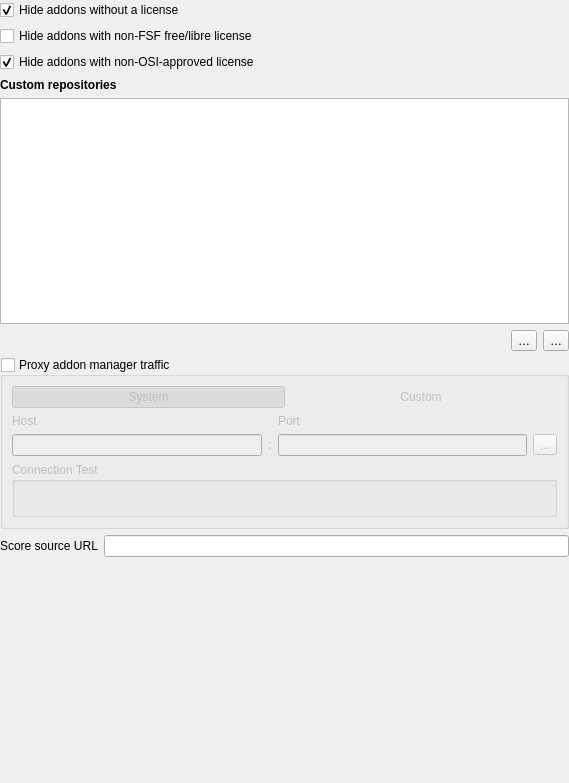
The window that AddonManagerOptions.ui (chennes/AddonManager) describes before a commit, drawn with Qt 5.
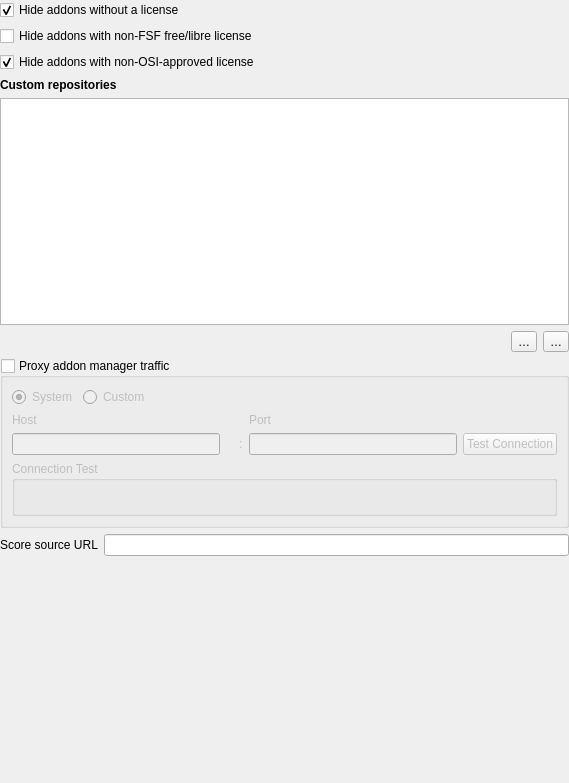
The same window after the commit. Custom widgets are drawn as their Qt base class.

Commit message: Tweak Proxy UI per reviewer comments

The edit to the form file:
```diff
--- a/AddonManagerOptions.ui
+++ b/AddonManagerOptions.ui
@@ -78,7 +78,6 @@
     <widget class="QLabel" name="label">
      <property name="font">
       <font>
-       <weight>75</weight>
        <bold>true</bold>
       </font>
      </property>
@@ -93,10 +92,10 @@
       <bool>true</bool>
      </property>
      <property name="selectionMode">
-      <enum>QAbstractItemView::SingleSelection</enum>
+      <enum>QAbstractItemView::SelectionMode::SingleSelection</enum>
      </property>
      <property name="selectionBehavior">
-      <enum>QAbstractItemView::SelectRows</enum>
+      <enum>QAbstractItemView::SelectionBehavior::SelectRows</enum>
      </property>
      <property name="sortingEnabled">
       <bool>false</bool>
@@ -108,7 +107,7 @@
      <item>
       <spacer name="horizontalSpacer">
        <property name="orientation">
-        <enum>Qt::Horizontal</enum>
+        <enum>Qt::Orientation::Horizontal</enum>
        </property>
        <property name="sizeHint" stdset="0">
         <size>
@@ -154,50 +153,48 @@
      <layout class="QVBoxLayout" name="verticalLayout_2">
       <item>
        <layout class="QHBoxLayout" name="proxyMainButtonLayout">
-        <property name="spacing">
-         <number>0</number>
-        </property>
         <item>
-         <widget class="QPushButton" name="systemProxyButton">
+         <widget class="QRadioButton" name="systemProxyButton">
           <property name="toolTip">
            <string>Use the system's proxy settings</string>
           </property>
           <property name="text">
            <string>System</string>
           </property>
-          <property name="checkable">
-           <bool>true</bool>
-          </property>
           <property name="checked">
            <bool>true</bool>
           </property>
           <property name="autoExclusive">
            <bool>true</bool>
           </property>
-          <property name="flat">
-           <bool>true</bool>
-          </property>
          </widget>
         </item>
         <item>
-         <widget class="QPushButton" name="customProxyButton">
+         <widget class="QRadioButton" name="customProxyButton">
           <property name="toolTip">
            <string>Use custom proxy settings</string>
           </property>
           <property name="text">
            <string>Custom</string>
           </property>
-          <property name="checkable">
-           <bool>true</bool>
-          </property>
           <property name="autoExclusive">
            <bool>true</bool>
           </property>
-          <property name="flat">
-           <bool>true</bool>
-          </property>
          </widget>
         </item>
+        <item>
+         <spacer name="horizontalSpacer_3">
+          <property name="orientation">
+           <enum>Qt::Orientation::Horizontal</enum>
+          </property>
+          <property name="sizeHint" stdset="0">
+           <size>
+            <width>40</width>
+            <height>20</height>
+           </size>
+          </property>
+         </spacer>
+        </item>
        </layout>
       </item>
       <item>
@@ -209,36 +206,39 @@
           </property>
          </widget>
         </item>
-        <item row="0" column="2">
-         <widget class="QLabel" name="proxyPortLabel">
-          <property name="text">
-           <string>Port</string>
-          </property>
-         </widget>
-        </item>
-        <item row="1" column="0">
-         <widget class="QLineEdit" name="proxyHostLineEdit"/>
-        </item>
-        <item row="1" column="1">
+        <item row="1" column="2">
          <widget class="QLabel" name="proxyColonSeparatorLabel">
           <property name="text">
            <string>:</string>
           </property>
          </widget>
         </item>
-        <item row="1" column="2">
-         <widget class="QLineEdit" name="proxyPortLineEdit"/>
-        </item>
         <item row="1" column="3">
-         <widget class="QToolButton" name="proxyTestButton">
+         <widget class="QLineEdit" name="proxyPortLineEdit"/>
+        </item>
+        <item row="0" column="3">
+         <widget class="QLabel" name="proxyPortLabel">
+          <property name="text">
+           <string>Port</string>
+          </property>
+         </widget>
+        </item>
+        <item row="1" column="1">
+         <widget class="QLabel" name="proxyHostInvalidIcon"/>
+        </item>
+        <item row="1" column="4">
+         <widget class="QPushButton" name="proxyTestButton">
           <property name="toolTip">
            <string>Test these proxy settings</string>
           </property>
           <property name="text">
-           <string>...</string>
+           <string>Test Connection</string>
           </property>
          </widget>
         </item>
+        <item row="1" column="0">
+         <widget class="QLineEdit" name="proxyHostLineEdit"/>
+        </item>
        </layout>
       </item>
       <item>
@@ -250,7 +250,7 @@
          <item>
           <widget class="QLabel" name="proxyStatusTestOutputLabel">
            <property name="text">
-            <string></string>
+            <string/>
            </property>
           </widget>
          </item>
@@ -293,7 +293,7 @@
    <item>
     <spacer name="verticalSpacer">
      <property name="orientation">
-      <enum>Qt::Vertical</enum>
+      <enum>Qt::Orientation::Vertical</enum>
      </property>
      <property name="sizeHint" stdset="0">
       <size>
```
Left out of the diff: 15 changed lines with no effect on the pictures. The commit also changes 2 other files.
